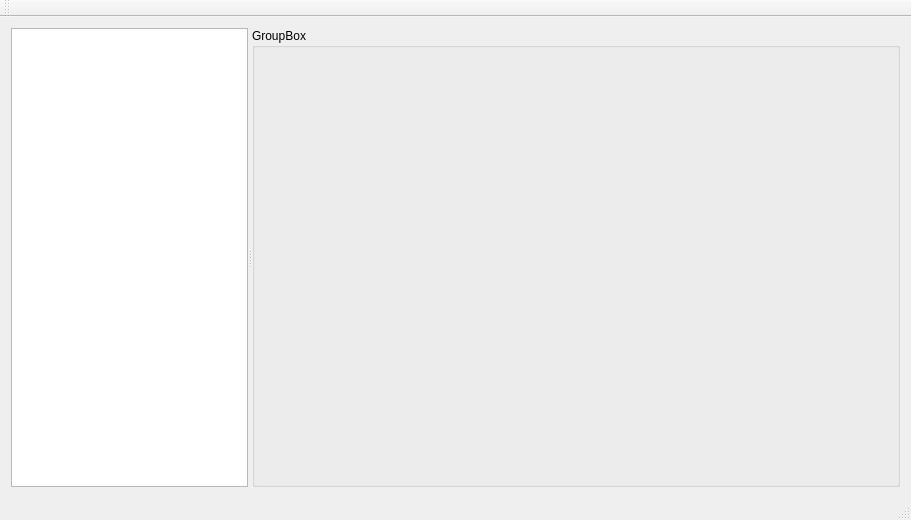
alexzk1/astroed, file mainwindow.ui: the form before one commit.
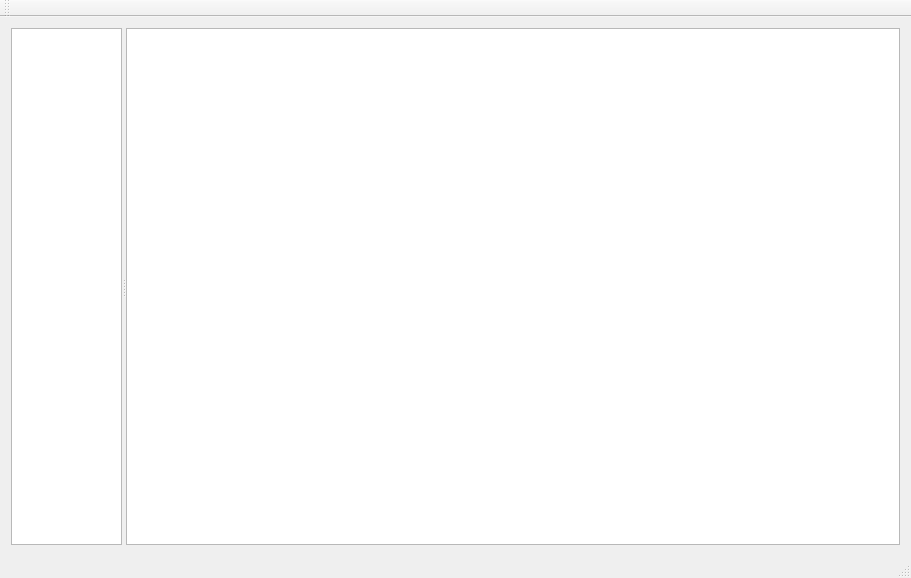
The form after the commit. Icons and pictures are not drawn.

Patch:
```diff
--- a/mainwindow.ui
+++ b/mainwindow.ui
@@ -7,7 +7,7 @@
     <x>0</x>
     <y>0</y>
     <width>911</width>
-    <height>520</height>
+    <height>578</height>
    </rect>
   </property>
   <property name="windowTitle">
@@ -26,7 +26,7 @@
       </property>
       <widget class="QTreeView" name="dirsTree">
        <property name="sizePolicy">
-        <sizepolicy hsizetype="Expanding" vsizetype="Expanding">
+        <sizepolicy hsizetype="Preferred" vsizetype="Expanding">
          <horstretch>1</horstretch>
          <verstretch>0</verstretch>
         </sizepolicy>
@@ -41,15 +41,30 @@
         <bool>true</bool>
        </attribute>
       </widget>
-      <widget class="QGroupBox" name="groupBox">
+      <widget class="QTableView" name="previewsTable">
        <property name="sizePolicy">
         <sizepolicy hsizetype="Expanding" vsizetype="Expanding">
          <horstretch>7</horstretch>
          <verstretch>0</verstretch>
         </sizepolicy>
        </property>
-       <property name="title">
-        <string>GroupBox</string>
+       <property name="minimumSize">
+        <size>
+         <width>250</width>
+         <height>500</height>
+        </size>
+       </property>
+       <property name="editTriggers">
+        <set>QAbstractItemView::AllEditTriggers</set>
+       </property>
+       <property name="selectionMode">
+        <enum>QAbstractItemView::NoSelection</enum>
+       </property>
+       <property name="selectionBehavior">
+        <enum>QAbstractItemView::SelectRows</enum>
+       </property>
+       <property name="sortingEnabled">
+        <bool>true</bool>
        </property>
       </widget>
      </widget>
```
